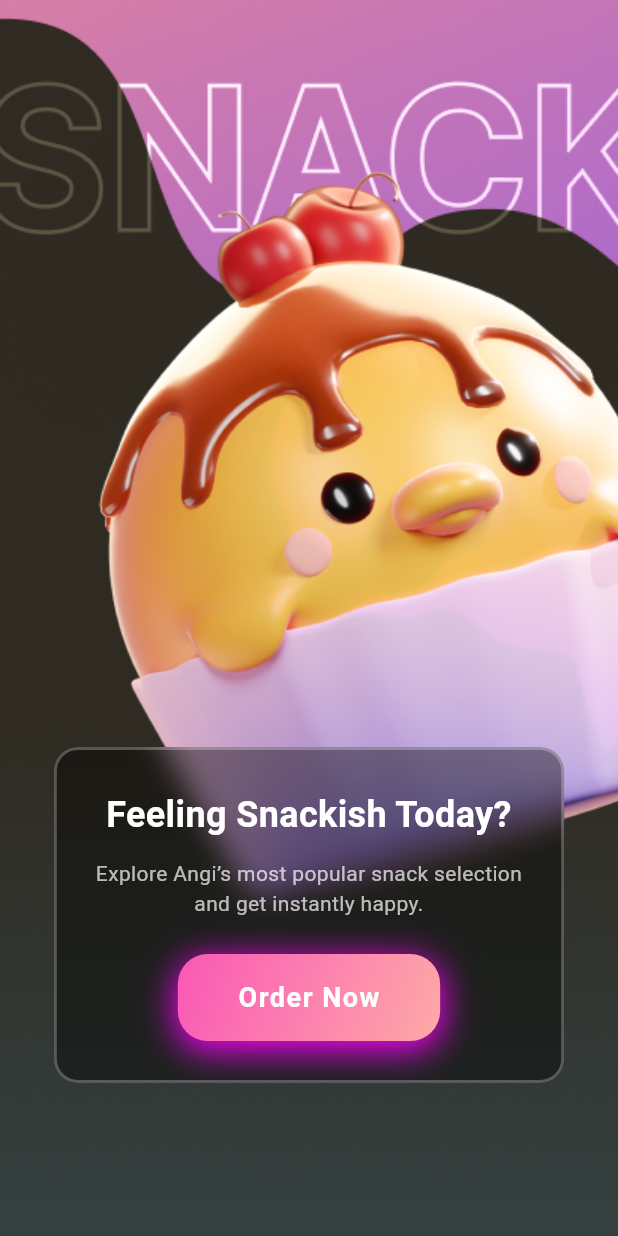
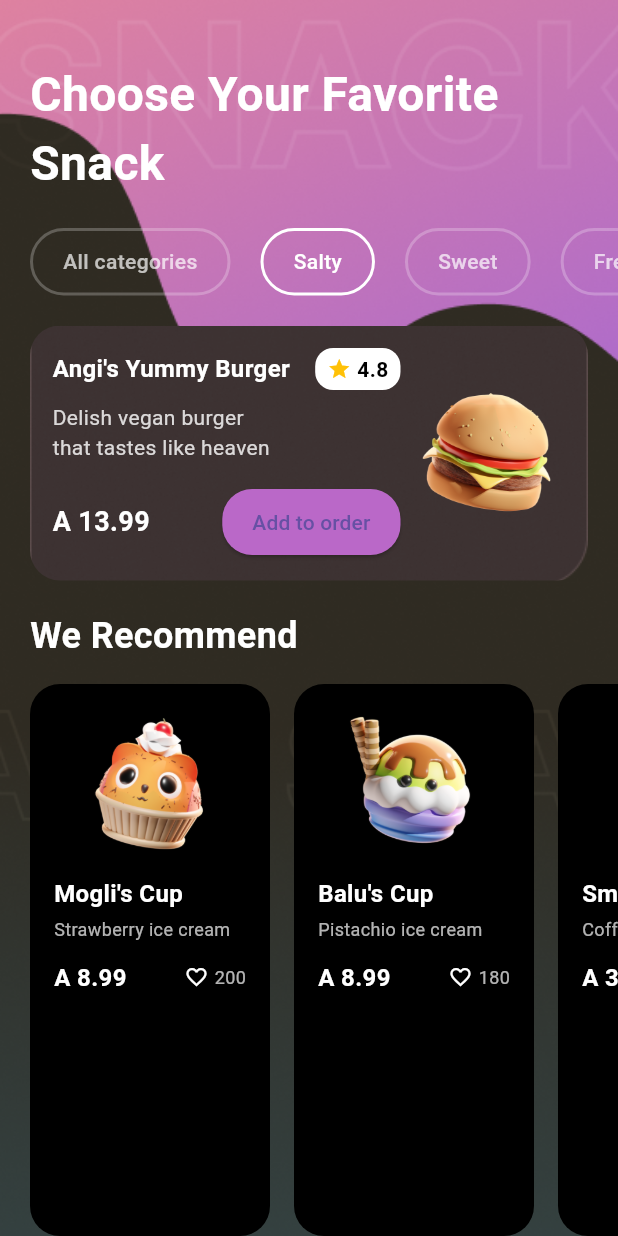
Before and after one commit to Krass96/Aufgaben, a Flutter app: the screen it shows after launch, after a tap on "Order Now", on a phone screen of 412 x 824 dp. Run offline on Flutter 3.47's test engine with Material 3 defaults, Android fonts, the phone set to English and light mode, and no system bars.

Commit message:
home page begin

```diff
--- a/jp_screen/lib/my_app.dart
+++ b/jp_screen/lib/my_app.dart
@@ -1,5 +1,6 @@
 import 'package:flutter/material.dart';
-import 'package:jp_screen/start_page.dart';
+import 'package:jp_screen/src/pages/home_page.dart';
+import 'package:jp_screen/src/pages/start_page.dart';
 
 class MyApp extends StatelessWidget {
   const MyApp({super.key});
@@ -8,22 +9,11 @@ class MyApp extends StatelessWidget {
   Widget build(BuildContext context) {
     return MaterialApp(
       debugShowCheckedModeBanner: false,
-      darkTheme: ThemeData.dark(),
-      home: Stack(
-        children: [
-          Container(
-            decoration: const BoxDecoration(
-              image: DecorationImage(
-                image: AssetImage(
-                  'assets/images/backgrounds/bg_mainscreen.png',
-                ),
-                fit: BoxFit.cover,
-              ),
-            ),
-          ),
-          const StartPage(),
-        ],
-      ),
+      initialRoute: '/',
+      routes: {
+        '/': (context) => const StartPage(),
+        '/home': (context) => const HomePage(),
+      },
     );
   }
 }
--- /dev/null
+++ b/jp_screen/lib/src/pages/home_page.dart
@@ -0,0 +1,216 @@
+import 'package:flutter/material.dart';
+import 'package:jp_screen/src/widgets/home_page/recommended_item.dart';
+import 'package:jp_screen/src/widgets/home_page/category_selector.dart';
+
+class HomePage extends StatelessWidget {
+  const HomePage({super.key});
+
+  @override
+  Widget build(BuildContext context) {
+    return Scaffold(
+      body: Container(
+        decoration: const BoxDecoration(
+          image: DecorationImage(
+            image: AssetImage('assets/images/backgrounds/bg_mainscreen.png'),
+            fit: BoxFit.cover,
+          ),
+        ),
+        child: SafeArea(
+          child: Column(
+            crossAxisAlignment: CrossAxisAlignment.start,
+            children: [
+              const SizedBox(height: 20),
+              const Padding(
+                padding: EdgeInsets.all(20),
+                child: Text.rich(
+                  TextSpan(
+                    children: [
+                      TextSpan(
+                        text: "Choose Your Favorite\n",
+                        style: TextStyle(
+                          fontSize: 32,
+                          fontWeight: FontWeight.bold,
+                          color: Colors.white,
+                        ),
+                      ),
+                      TextSpan(
+                        text: "Snack",
+                        style: TextStyle(
+                          fontSize: 32,
+                          fontWeight: FontWeight.bold,
+                          color: Colors.white,
+                        ),
+                      ),
+                    ],
+                  ),
+                ),
+              ),
+              const CategorySelector(),
+              const SizedBox(height: 20),
+              Padding(
+                padding: const EdgeInsets.symmetric(horizontal: 20),
+                child: Container(
+                  padding: const EdgeInsets.all(15),
+                  decoration: BoxDecoration(
+                    image: const DecorationImage(
+                      image: AssetImage('assets/images/details/cut_card.png'),
+                      fit: BoxFit.cover,
+                    ),
+                    borderRadius: BorderRadius.circular(20),
+                  ),
+                  child: Row(
+                    children: [
+                      Expanded(
+                        child: Column(
+                          crossAxisAlignment: CrossAxisAlignment.start,
+                          children: [
+                            Row(
+                              children: [
+                                Expanded(
+                                  child: const Text(
+                                    "Angi's Yummy Burger",
+                                    style: TextStyle(
+                                      fontSize: 16,
+                                      fontWeight: FontWeight.bold,
+                                      color: Colors.white,
+                                    ),
+                                    overflow: TextOverflow.ellipsis,
+                                  ),
+                                ),
+                                const SizedBox(width: 8),
+                                Container(
+                                  padding: const EdgeInsets.symmetric(
+                                    horizontal: 8,
+                                    vertical: 4,
+                                  ),
+                                  decoration: BoxDecoration(
+                                    color: Colors.white,
+                                    borderRadius: BorderRadius.circular(12),
+                                  ),
+                                  child: Row(
+                                    children: const [
+                                      Icon(
+                                        Icons.star,
+                                        color: Colors.amber,
+                                        size: 16,
+                                      ),
+                                      SizedBox(width: 4),
+                                      Text(
+                                        "4.8",
+                                        style: TextStyle(
+                                          color: Color.fromARGB(255, 0, 0, 0),
+                                          fontWeight: FontWeight.bold,
+                                        ),
+                                      ),
+                                    ],
+                                  ),
+                                ),
+                              ],
+                            ),
+                            const SizedBox(height: 8),
+                            const Text(
+                              "Delish vegan burger\nthat tastes like heaven",
+                              style: TextStyle(
+                                color: Color.fromARGB(208, 255, 255, 255),
+                              ),
+                            ),
+                            const SizedBox(height: 16),
+                            Row(
+                              children: [
+                                const Text(
+                                  "A 13.99",
+                                  style: TextStyle(
+                                    fontSize: 18,
+                                    fontWeight: FontWeight.bold,
+                                    color: Colors.white,
+                                  ),
+                                ),
+                                const Spacer(),
+                                ElevatedButton(
+                                  onPressed: () {},
+                                  style: ElevatedButton.styleFrom(
+                                    backgroundColor: Colors.purple.shade300,
+                                    shape: RoundedRectangleBorder(
+                                      borderRadius: BorderRadius.circular(20),
+                                    ),
+                                    padding: const EdgeInsets.symmetric(
+                                      horizontal: 20,
+                                      vertical: 12,
+                                    ),
+                                  ),
+                                  child: const Text("Add to order"),
+                                ),
+                              ],
+                            ),
+                          ],
+                        ),
+                      ),
+                      const SizedBox(width: 10),
+                      Image.asset(
+                        'assets/images/grafiken/burger.png',
+                        width: 100,
+                        height: 100,
+                      ),
+                    ],
+                  ),
+                ),
+              ),
+              const SizedBox(height: 20),
+              const Padding(
+                padding: EdgeInsets.symmetric(horizontal: 20),
+                child: Text(
+                  "We Recommend",
+                  style: TextStyle(
+                    fontSize: 24,
+                    fontWeight: FontWeight.bold,
+                    color: Colors.white,
+                  ),
+                ),
+              ),
+              const SizedBox(height: 15),
+              Expanded(
+                child: ListView(
+                  scrollDirection: Axis.horizontal,
+                  padding: const EdgeInsets.symmetric(horizontal: 20),
+                  children: [
+                    RecommendedItem(
+                      title: "Mogli's Cup",
+                      subtitle: "Strawberry ice cream",
+                      price: "8.99",
+                      likes: "200",
+                      image: 'assets/images/grafiken/moglis_cup.png',
+                    ),
+                    const SizedBox(width: 16),
+                    RecommendedItem(
+                      title: "Balu's Cup",
+                      subtitle: "Pistachio ice cream",
+                      price: "8.99",
+                      likes: "180",
+                      image: 'assets/images/grafiken/balus_cup.png',
+                    ),
+                    const SizedBox(width: 16),
+                    RecommendedItem(
+                      title: 'Smilling David',
+                      subtitle: 'Coffee ice cream',
+                      price: '3.99',
+                      likes: '310',
+                      image: 'assets/images/grafiken/smilling_david.png',
+                    ),
+                    const SizedBox(width: 16),
+                    RecommendedItem(
+                      title: 'Kai in a Cone',
+                      subtitle: 'Vanilla ice cream',
+                      price: '3.99',
+                      likes: '290',
+                      image: 'assets/images/grafiken/kai_cone.png',
+                    ),
+                  ],
+                ),
+              ),
+            ],
+          ),
+        ),
+      ),
+    );
+  }
+}
--- /dev/null
+++ b/jp_screen/lib/src/pages/start_page.dart
@@ -0,0 +1,23 @@
+import 'package:flutter/material.dart';
+import 'package:jp_screen/src/widgets/start_page/background_image.dart';
+import 'package:jp_screen/src/widgets/start_page/bottom_info_box.dart';
+import 'package:jp_screen/src/widgets/start_page/snack_text.dart';
+import 'package:jp_screen/src/widgets/start_page/top_mascot.dart';
+
+class StartPage extends StatelessWidget {
+  const StartPage({super.key});
+
+  @override
+  Widget build(BuildContext context) {
+    return Scaffold(
+      body: Stack(
+        children: const [
+          BackgroundImage(),
+          TopMascot(),
+          SnackText(),
+          BottomInfoBox(),
+        ],
+      ),
+    );
+  }
+}
--- /dev/null
+++ b/jp_screen/lib/src/widgets/home_page/category_selector.dart
@@ -0,0 +1,56 @@
+import 'package:flutter/material.dart';
+
+class CategorySelector extends StatefulWidget {
+  const CategorySelector({super.key});
+
+  @override
+  State<CategorySelector> createState() => _CategorySelectorState();
+}
+
+class _CategorySelectorState extends State<CategorySelector> {
+  @override
+  Widget build(BuildContext context) {
+    final String selectedCategory = 'Salty';
+    final List<String> categories = [
+      'All categories',
+      'Salty',
+      'Sweet',
+      'Fresh',
+    ];
+
+    return SizedBox(
+      height: 45,
+      child: ListView.builder(
+        scrollDirection: Axis.horizontal,
+        padding: const EdgeInsets.symmetric(horizontal: 10),
+        itemCount: categories.length,
+        itemBuilder: (context, index) {
+          final category = categories[index];
+          final isSelected = category == selectedCategory;
+
+          return Container(
+            margin: const EdgeInsets.symmetric(horizontal: 10),
+            padding: const EdgeInsets.symmetric(horizontal: 20),
+            decoration: BoxDecoration(
+              color: Colors.transparent,
+              border: Border.all(
+                color: isSelected ? Colors.white : Colors.white24,
+                width: 2,
+              ),
+              borderRadius: BorderRadius.circular(25),
+            ),
+            child: Center(
+              child: Text(
+                category,
+                style: TextStyle(
+                  color: isSelected ? Colors.white : Colors.white70,
+                  fontWeight: FontWeight.w500,
+                ),
+              ),
+            ),
+          );
+        },
+      ),
+    );
+  }
+}
--- /dev/null
+++ b/jp_screen/lib/src/widgets/home_page/recommended_item.dart
@@ -0,0 +1,70 @@
+import 'package:flutter/material.dart';
+
+class RecommendedItem extends StatelessWidget {
+  final String title;
+  final String subtitle;
+  final String price;
+  final String likes;
+  final String image;
+
+  const RecommendedItem({
+    super.key,
+    required this.title,
+    required this.subtitle,
+    required this.price,
+    required this.likes,
+    required this.image,
+  });
+
+  @override
+  Widget build(BuildContext context) {
+    return Container(
+      width: 160,
+      padding: const EdgeInsets.all(16),
+      decoration: BoxDecoration(
+        color: Colors.black,
+        borderRadius: BorderRadius.circular(20),
+      ),
+      child: Column(
+        crossAxisAlignment: CrossAxisAlignment.start,
+        children: [
+          Center(child: Image.asset(image, width: 100, height: 100)),
+          const SizedBox(height: 12),
+          Text(
+            title,
+            style: const TextStyle(
+              fontSize: 16,
+              fontWeight: FontWeight.bold,
+              color: Colors.white,
+            ),
+          ),
+          const SizedBox(height: 4),
+          Text(
+            subtitle,
+            style: const TextStyle(fontSize: 12, color: Colors.white70),
+          ),
+          const SizedBox(height: 12),
+          Row(
+            children: [
+              Text(
+                "A $price",
+                style: const TextStyle(
+                  fontSize: 16,
+                  fontWeight: FontWeight.bold,
+                  color: Colors.white,
+                ),
+              ),
+              const Spacer(),
+              const Icon(Icons.favorite_border, color: Colors.white, size: 16),
+              const SizedBox(width: 4),
+              Text(
+                likes,
+                style: const TextStyle(fontSize: 12, color: Colors.white70),
+              ),
+            ],
+          ),
+        ],
+      ),
+    );
+  }
+}
--- /dev/null
+++ b/jp_screen/lib/src/widgets/start_page/background_image.dart
@@ -0,0 +1,17 @@
+import 'package:flutter/material.dart';
+
+class BackgroundImage extends StatelessWidget {
+  const BackgroundImage({super.key});
+
+  @override
+  Widget build(BuildContext context) {
+    return Container(
+      decoration: const BoxDecoration(
+        image: DecorationImage(
+          image: AssetImage('assets/images/backgrounds/bg_startscreen.png'),
+          fit: BoxFit.cover,
+        ),
+      ),
+    );
+  }
+}
--- /dev/null
+++ b/jp_screen/lib/src/widgets/start_page/bottom_info_box.dart
@@ -0,0 +1,48 @@
+import 'package:flutter/material.dart';
+import 'package:jp_screen/src/widgets/start_page/glass_container.dart';
+import 'package:jp_screen/src/widgets/start_page/jp_button.dart';
+
+class BottomInfoBox extends StatelessWidget {
+  const BottomInfoBox({super.key});
+
+  @override
+  Widget build(BuildContext context) {
+    return Positioned(
+      bottom: 10,
+      right: 1,
+      left: 1,
+      child: Center(
+        child: Padding(
+          padding: const EdgeInsets.fromLTRB(16, 0, 16, 92),
+          child: GlassContainer(
+            child: Column(
+              mainAxisSize: MainAxisSize.min,
+              children: [
+                const Text(
+                  'Feeling Snackish Today?',
+                  textAlign: TextAlign.center,
+                  style: TextStyle(
+                    fontSize: 24,
+                    fontWeight: FontWeight.bold,
+                    color: Colors.white,
+                  ),
+                ),
+                const SizedBox(height: 12),
+                const Text(
+                  "Explore Angi's most popular snack selection\nand get instantly happy.",
+                  textAlign: TextAlign.center,
+                  style: TextStyle(fontSize: 14, color: Colors.white70),
+                ),
+                const SizedBox(height: 24),
+                GestureDetector(
+                  onTap: () => Navigator.pushNamed(context, '/home'),
+                  child: const JpButton(),
+                ),
+              ],
+            ),
+          ),
+        ),
+      ),
+    );
+  }
+}
--- /dev/null
+++ b/jp_screen/lib/src/widgets/start_page/glass_container.dart
@@ -0,0 +1,30 @@
+import 'dart:ui';
+import 'package:flutter/material.dart';
+
+class GlassContainer extends StatelessWidget {
+  final Widget child;
+
+  const GlassContainer({super.key, required this.child});
+
+  @override
+  Widget build(BuildContext context) {
+    return ClipRRect(
+      borderRadius: BorderRadius.circular(16),
+      child: BackdropFilter(
+        filter: ImageFilter.blur(sigmaX: 10, sigmaY: 10),
+        child: Container(
+          padding: const EdgeInsets.all(26),
+          decoration: BoxDecoration(
+            border: Border.all(
+              color: const Color.fromARGB(67, 255, 255, 255),
+              width: 2,
+            ),
+            color: const Color.fromARGB(108, 0, 0, 0),
+            borderRadius: BorderRadius.circular(16),
+          ),
+          child: child,
+        ),
+      ),
+    );
+  }
+}
--- /dev/null
+++ b/jp_screen/lib/src/widgets/start_page/jp_button.dart
@@ -0,0 +1,38 @@
+import 'package:flutter/material.dart';
+
+class JpButton extends StatelessWidget {
+  const JpButton({super.key});
+
+  @override
+  Widget build(BuildContext context) {
+    return Container(
+      padding: const EdgeInsets.symmetric(horizontal: 60, vertical: 15),
+      decoration: BoxDecoration(
+        gradient: const LinearGradient(
+          colors: [Color(0xFFE970C4), Color(0xFFF69EA3)],
+          begin: Alignment.topLeft,
+          end: Alignment.bottomRight,
+        ),
+        borderRadius: BorderRadius.circular(12),
+        boxShadow: const [
+          BoxShadow(
+            color: Color.fromARGB(179, 255, 172, 227),
+            blurRadius: 10,
+            offset: Offset(0, 1),
+            spreadRadius: 1,
+          ),
+        ],
+      ),
+      child: const Text(
+        "Order Now",
+        style: TextStyle(
+          fontFamily: 'Inter',
+          fontSize: 18,
+          fontWeight: FontWeight.bold,
+          color: Colors.white,
+          letterSpacing: 1.0,
+        ),
+      ),
+    );
+  }
+}
--- /dev/null
+++ b/jp_screen/lib/src/widgets/start_page/snack_text.dart
@@ -0,0 +1,19 @@
+import 'package:flutter/material.dart';
+
+class SnackText extends StatelessWidget {
+  const SnackText({super.key});
+
+  @override
+  Widget build(BuildContext context) {
+    return Positioned(
+      top: 420,
+      child: Opacity(
+        opacity: 0.7,
+        child: Image.asset(
+          'assets/images/details/snack_snack.png',
+          fit: BoxFit.cover,
+        ),
+      ),
+    );
+  }
+}
--- /dev/null
+++ b/jp_screen/lib/src/widgets/start_page/top_mascot.dart
@@ -0,0 +1,13 @@
+import 'package:flutter/material.dart';
+
+class TopMascot extends StatelessWidget {
+  const TopMascot({super.key});
+
+  @override
+  Widget build(BuildContext context) {
+    return Positioned(
+      top: 100,
+      child: Image.asset('assets/images/grafiken/cupcake_chick.png'),
+    );
+  }
+}
--- a/jp_screen/lib/start_page.dart
+++ /dev/null
@@ -1,123 +0,0 @@
-import 'dart:ui';
-import 'package:flutter/material.dart';
-
-class StartPage extends StatelessWidget {
-  const StartPage({super.key});
-
-  @override
-  Widget build(BuildContext context) {
-    return Scaffold(
-      body: Stack(
-        children: [
-          Container(
-            decoration: const BoxDecoration(
-              image: DecorationImage(
-                image: AssetImage(
-                  'assets/images/backgrounds/bg_startscreen.png',
-                ),
-                fit: BoxFit.cover,
-              ),
-            ),
-          ),
-          Positioned(
-            top: 100,
-            child: Image.asset('assets/images/grafiken/cupcake_chick.png'),
-          ),
-          Positioned(
-            bottom: 10,
-            right: 1,
-            left: 1,
-            child: Center(
-              child: Padding(
-                padding: const EdgeInsets.fromLTRB(16, 0, 16, 92),
-                child: ClipRRect(
-                  borderRadius: BorderRadius.circular(16),
-                  child: BackdropFilter(
-                    filter: ImageFilter.blur(sigmaX: 10, sigmaY: 10),
-                    child: Container(
-                      padding: const EdgeInsets.all(16),
-                      decoration: BoxDecoration(
-                        border: Border.all(
-                          color: const Color.fromARGB(67, 255, 255, 255),
-                          width: 2,
-                        ),
-                        color: const Color.fromARGB(108, 0, 0, 0),
-                        borderRadius: BorderRadius.circular(16),
-                      ),
-                      child: Padding(
-                        padding: const EdgeInsets.all(10.0),
-                        child: Column(
-                          mainAxisSize: MainAxisSize.min,
-                          children: [
-                            const Text(
-                              'Feeling Snackish Today?',
-                              textAlign: TextAlign.center,
-                              style: TextStyle(
-                                fontSize: 24,
-                                fontWeight: FontWeight.bold,
-                                color: Colors.white,
-                              ),
-                            ),
-                            const SizedBox(height: 12),
-                            const Text(
-                              "Explore Angi’s most popular snack selection\nand get instantly happy.",
-                              textAlign: TextAlign.center,
-                              style: TextStyle(
-                                fontSize: 14,
-                                color: Colors.white70,
-                              ),
-                            ),
-                            const SizedBox(height: 24),
-                            GestureDetector(
-                              onTap: () {
-                                Navigator.pushNamed(context, '/choose');
-                              },
-                              child: Container(
-                                padding: const EdgeInsets.symmetric(
-                                  horizontal: 40,
-                                  vertical: 16,
-                                ),
-                                decoration: BoxDecoration(
-                                  gradient: const LinearGradient(
-                                    colors: [
-                                      Color(0xFFFA58B6),
-                                      Color(0xFFFEA9A7),
-                                    ],
-                                    begin: Alignment.topLeft,
-                                    end: Alignment.bottomRight,
-                                  ),
-                                  borderRadius: BorderRadius.circular(20),
-                                  boxShadow: const [
-                                    BoxShadow(
-                                      color: Color(0xFFFF00FF),
-                                      blurRadius: 20,
-                                      offset: Offset(0, 5),
-                                      spreadRadius: 1,
-                                    ),
-                                  ],
-                                ),
-                                child: const Text(
-                                  "Order Now",
-                                  style: TextStyle(
-                                    fontSize: 18,
-                                    fontWeight: FontWeight.bold,
-                                    color: Colors.white,
-                                    letterSpacing: 1.0,
-                                  ),
-                                ),
-                              ),
-                            ),
-                          ],
-                        ),
-                      ),
-                    ),
-                  ),
-                ),
-              ),
-            ),
-          ),
-        ],
-      ),
-    );
-  }
-}
```
Also changed, not shown: jp_screen/pubspec.yaml (+0 -7 lines), jp_screen/assets/images/grafiken/balus_cup.png (renamed from jp_screen/assets/images/grafiken/icecream.png), jp_screen/assets/images/grafiken/kai_cone.png (renamed from jp_screen/assets/images/grafiken/icecream_cone.png), jp_screen/assets/images/grafiken/moglis_cup.png (renamed from jp_screen/assets/images/grafiken/cupkake_cat.png), jp_screen/assets/images/grafiken/smilling_david.png (renamed from jp_screen/assets/images/grafiken/icecream_stick.png), 3 other files.
